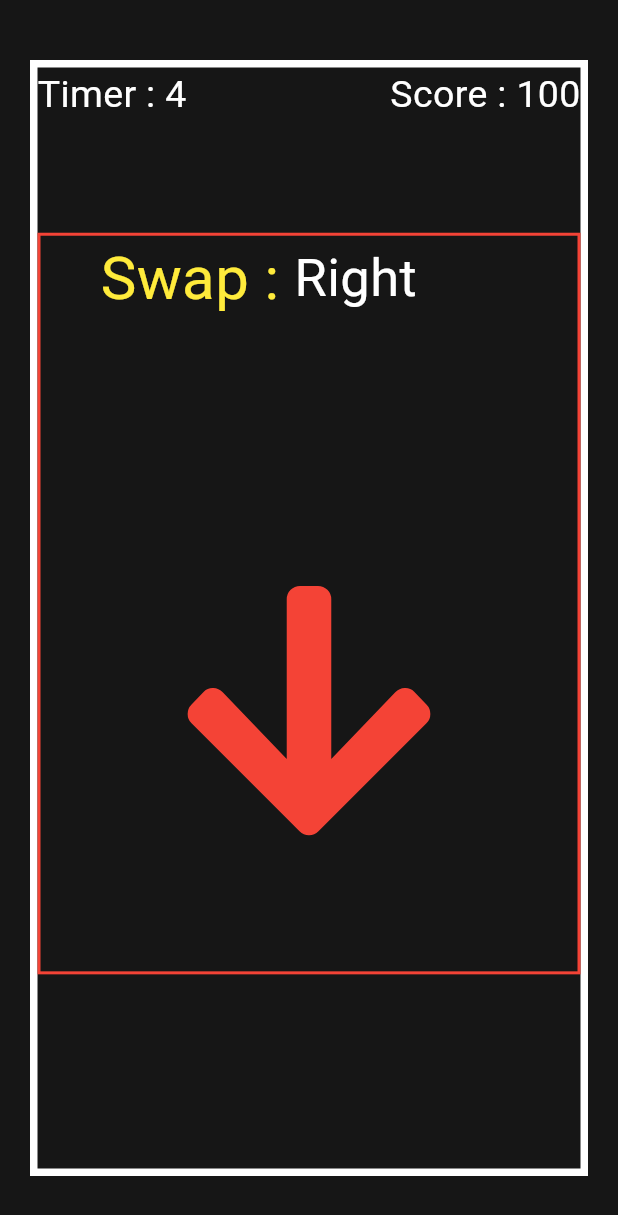
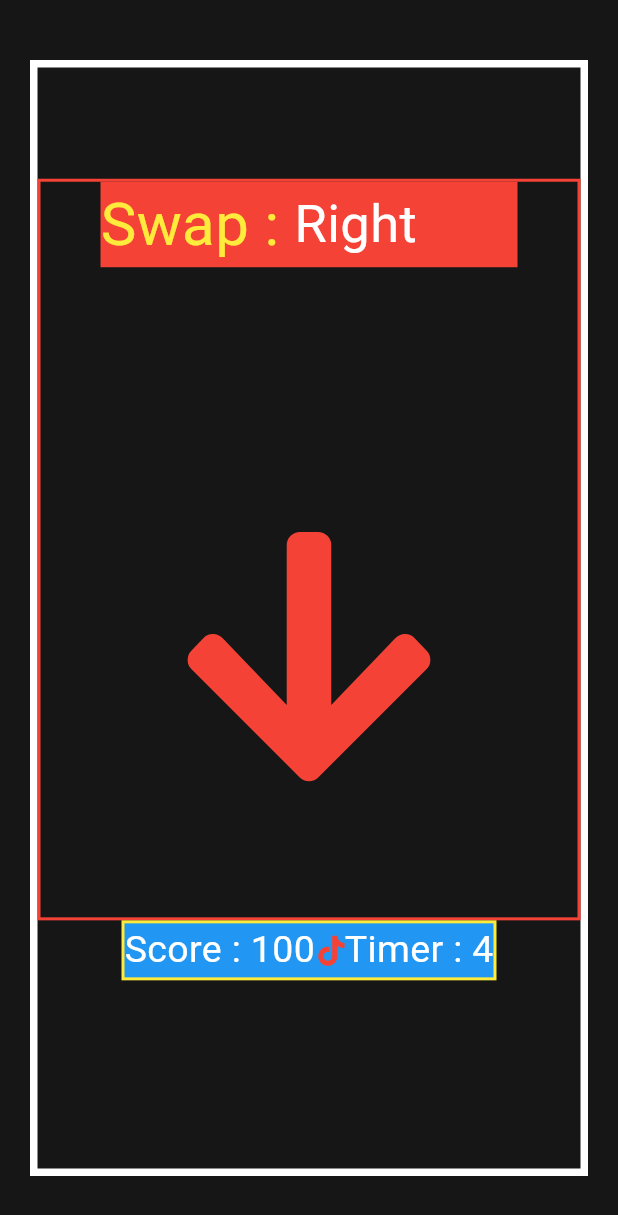
Before and after one commit to heshammahamed/Flutter_project, a Flutter app: the FifthGame screen opened by its route, on a phone screen of 412 x 824 dp. Shown: the top 1215 px of the screen. Run offline on Flutter 3.47's test engine with Material 3 defaults, Android fonts, the phone set to English and light mode, and no system bars; our stand-ins replace audioplayers, font_awesome_flutter, percent_indicator.

Commit message:
add functionality to the second game

```diff
--- a/lib/screens/FifthGame/FifthGame.dart
+++ b/lib/screens/FifthGame/FifthGame.dart
@@ -64,9 +64,10 @@ class FifthGame extends StatelessWidget {
 
         Column (
           children: [
-            Head(),
+
             SizedBox(height: MediaQuery.of(context).size.height * 0.09),
             BodyOfTheGame(),
+            Head(),
           ]
         )
 
@@ -113,23 +114,41 @@ class _HeadState extends State<Head> {
 
     CountDown();
 
-    return Row (
+    return Container(
+      decoration : BoxDecoration (
+        color : Colors.blue,
+        border : Border.all(width : 2 , color : Colors.yellow)
+      ),
+      width : 250,
+      child :
+         Row (
       mainAxisAlignment: MainAxisAlignment.spaceBetween,
       children: [
+        Consumer<Model>(builder: (context, model, child) =>
+            Container(
+                child: Text ("Score : ${model.score}" , style: const TextStyle(color: Colors.white , fontSize: 25))
+                )
+        ,) ,
 
+        Row (
+          children : [
+            FaIcon(FontAwesomeIcons.tiktok,color: Colors.red,size: 20,)
+            ,
         // timer section
         Container(
           child: Text ("Timer : ${timeLeft}" , style: const TextStyle(color: Colors.white , fontSize: 25))
         ),
+          ]
+        )
+
 
         // score section
-        Consumer<Model>(builder: (context, model, child) =>
-            Container(
-                child: Text ("Score : ${model.score}" , style: const TextStyle(color: Colors.white , fontSize: 25))
-                )
-        ,)
+
       ],
-    );
+    )
+    )
+
+ ;
   }
 }
 
@@ -261,13 +280,21 @@ changeDirectionOfArrow();
         children : [
 
           // show swap text and direction text
+          Container (
 
-          Row (
+            decoration: BoxDecoration(
+              color : Colors.red,
+            ),
+
+            child :
+            Row (
             children: [
             const Text ("Swap : " , style: TextStyle(color: Colors.yellow , fontSize: 40)),
             Text (direction , style: const TextStyle(color: Colors.white , fontSize: 35)),
             ],
           ),
+          ),
+
 
           SizedBox(height: MediaQuery.of(context).size.height * 0.2),
 
```
Also changed, not shown: lib/screens/Ahmed/SecondGame.dart (+69 -18 lines).
